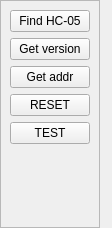
First picture: the form in Qt/mega_git_tests/Test_HC-05/src/test_hc05_mainbox/src/ui/test_hc05_mainbox.ui, repository RinatB2017/mega_GIT, before the edit.
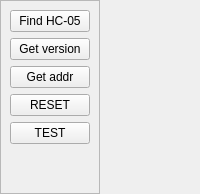
Second picture: the form after the edit.

What changed in the file:
```diff
--- a/Qt/mega_git_tests/Test_HC-05/src/test_hc05_mainbox/src/ui/test_hc05_mainbox.ui
+++ b/Qt/mega_git_tests/Test_HC-05/src/test_hc05_mainbox/src/ui/test_hc05_mainbox.ui
@@ -2,13 +2,11 @@
 <ui version="4.0">
  <class>MainBox</class>
  <widget class="QWidget" name="MainBox">
-  <property name="geometry">
-   <rect>
-    <x>0</x>
-    <y>0</y>
-    <width>112</width>
-    <height>228</height>
-   </rect>
+  <property name="sizePolicy">
+   <sizepolicy hsizetype="Fixed" vsizetype="Preferred">
+    <horstretch>0</horstretch>
+    <verstretch>0</verstretch>
+   </sizepolicy>
   </property>
   <property name="windowTitle">
    <string>Dialog</string>
```
